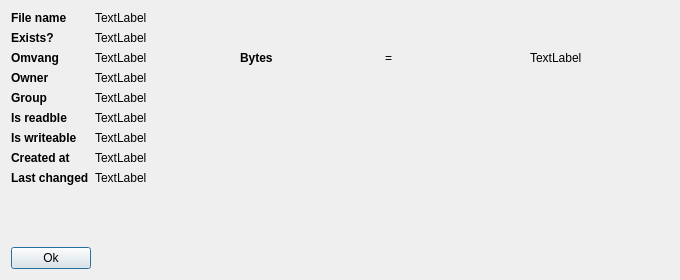
Old version of the form ui/fileinfo.ui in the repository iddekingej/ofgui.
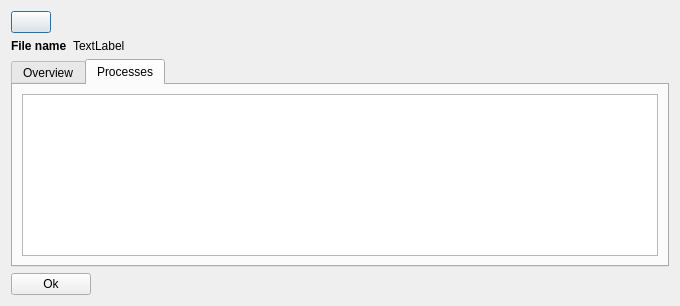
New version of the form. The open tabs and pages were chosen to show the change. Icons and pictures are not drawn.

Commit message: * Display processes using the selected file and add "details" button

Patch:
```diff
--- a/ui/fileinfo.ui
+++ b/ui/fileinfo.ui
@@ -7,7 +7,7 @@
     <x>0</x>
     <y>0</y>
     <width>680</width>
-    <height>280</height>
+    <height>306</height>
    </rect>
   </property>
   <property name="windowTitle">
@@ -15,9 +15,55 @@
   </property>
   <layout class="QVBoxLayout" name="verticalLayout">
    <item>
-    <layout class="QFormLayout" name="formLayout">
-     <item row="0" column="0">
+    <layout class="QHBoxLayout" name="horizontalLayout_4">
+     <property name="topMargin">
+      <number>0</number>
+     </property>
+     <item>
+      <widget class="QPushButton" name="refreshButton">
+       <property name="sizePolicy">
+        <sizepolicy hsizetype="Maximum" vsizetype="Fixed">
+         <horstretch>0</horstretch>
+         <verstretch>0</verstretch>
+        </sizepolicy>
+       </property>
+       <property name="text">
+        <string/>
+       </property>
+       <property name="icon">
+        <iconset resource="../icons.qrc">
+         <normaloff>:/icons/refresh.png</normaloff>:/icons/refresh.png</iconset>
+       </property>
+      </widget>
+     </item>
+     <item>
+      <spacer name="horizontalSpacer">
+       <property name="orientation">
+        <enum>Qt::Horizontal</enum>
+       </property>
+       <property name="sizeHint" stdset="0">
+        <size>
+         <width>40</width>
+         <height>20</height>
+        </size>
+       </property>
+      </spacer>
+     </item>
+    </layout>
+   </item>
+   <item>
+    <layout class="QHBoxLayout" name="horizontalLayout_2">
+     <property name="topMargin">
+      <number>0</number>
+     </property>
+     <item>
       <widget class="QLabel" name="label">
+       <property name="sizePolicy">
+        <sizepolicy hsizetype="Maximum" vsizetype="Preferred">
+         <horstretch>0</horstretch>
+         <verstretch>0</verstretch>
+        </sizepolicy>
+       </property>
        <property name="font">
         <font>
          <weight>75</weight>
@@ -29,13 +75,27 @@
        </property>
       </widget>
      </item>
-     <item row="0" column="1">
+     <item>
       <widget class="QLabel" name="labelFileName">
        <property name="text">
         <string>TextLabel</string>
        </property>
       </widget>
      </item>
+    </layout>
+   </item>
+   <item>
+    <widget class="QTabWidget" name="tabWidget">
+     <property name="currentIndex">
+      <number>0</number>
+     </property>
+     <widget class="QWidget" name="tab">
+      <attribute name="title">
+       <string>Overview</string>
+      </attribute>
+      <layout class="QVBoxLayout" name="verticalLayout_2">
+       <item>
+        <layout class="QFormLayout" name="formLayout">
      <item row="1" column="0">
       <widget class="QLabel" name="label_3">
        <property name="font">
@@ -232,6 +292,27 @@
      </item>
     </layout>
    </item>
+      </layout>
+     </widget>
+     <widget class="QWidget" name="tab_2">
+      <attribute name="title">
+       <string>Processes</string>
+      </attribute>
+      <layout class="QVBoxLayout" name="verticalLayout_3">
+       <item>
+        <widget class="QTableView" name="processList">
+         <property name="editTriggers">
+          <set>QAbstractItemView::NoEditTriggers</set>
+         </property>
+         <property name="sortingEnabled">
+          <bool>true</bool>
+         </property>
+        </widget>
+       </item>
+      </layout>
+     </widget>
+    </widget>
+   </item>
    <item>
     <widget class="QPushButton" name="closeButton">
      <property name="sizePolicy">
```
Left out of the diff: 4 changed lines with no effect on the pictures. Lines whose indentation alone changed are shown as unchanged. The commit also changes 9 other files.
